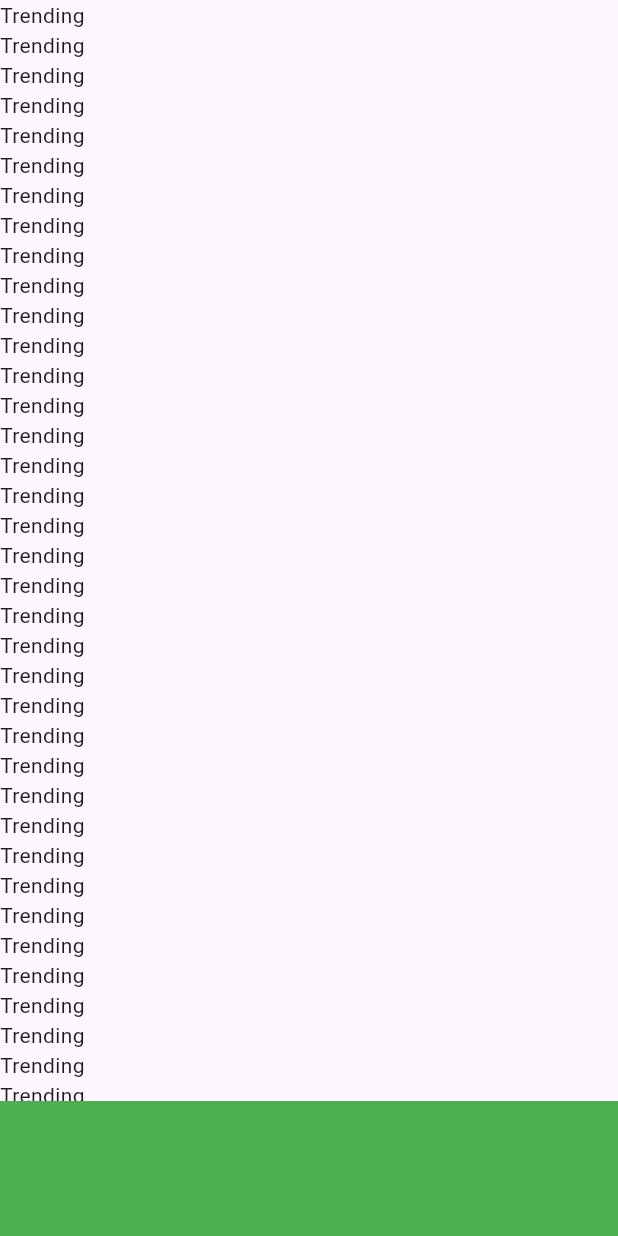
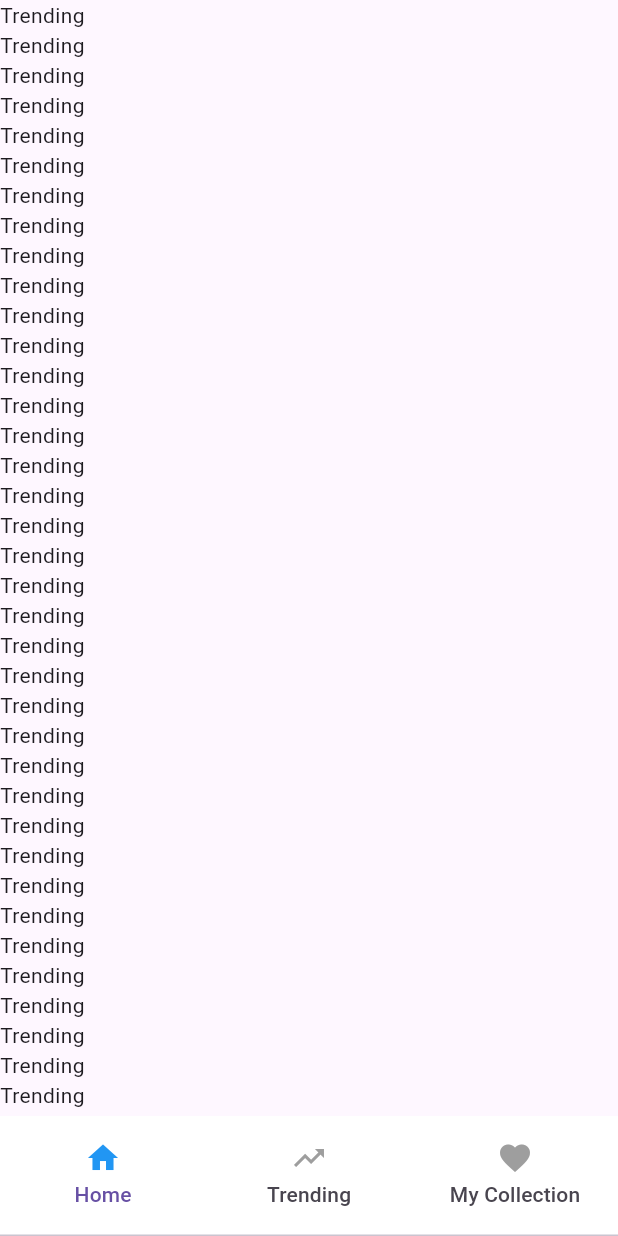
Before and after one commit to Hnonstoph00/flutter1, a Flutter app: the screen it shows after launch, on a phone screen of 412 x 824 dp. Run offline on Flutter 3.47's test engine with Material 3 defaults, Android fonts, the phone set to English and light mode, and no system bars.

Commit message:
huyha/setting

```diff
--- a/lib/Screen/Home/home_view.dart
+++ b/lib/Screen/Home/home_view.dart
@@ -1,14 +1,13 @@
 import 'package:flutter/material.dart';
 import 'package:flutter_application_1/Model/TrendingModel/trending_model.dart';
 import 'package:flutter_application_1/Screen/Home/Item/home_item.dart';
-import 'package:flutter_application_1/Screen/MyCollection/my_collection_view.dart';
 import 'package:flutter_application_1/Screen/Setting/setting_view.dart';
 import 'package:flutter_application_1/Service/WebService.dart';
 
 class HomeView extends StatefulWidget {
   final TrendingServiceImpl trendingService;
 
-  const HomeView({Key? key, required this.trendingService}) : super(key: key);
+  const HomeView({super.key, required this.trendingService});
 
   @override
   _HomeViewState createState() => _HomeViewState();
--- a/lib/main.dart
+++ b/lib/main.dart
@@ -46,19 +46,8 @@ class _MainViewState extends State<MainView>
   @override
   Widget build(BuildContext context) {
     return Material(
-      child: Stack(
-        children: [
-          MainController(tabController: _tabController),
-          const Positioned(
-            bottom: 0,
-            left: 0,
-            right: 0,
-            height: 90,
-            child: BannerView(),
-          )
-        ],
-      ),
-    );
+      child:   MainController(tabController: _tabController),
+      );
   }
 }
 
@@ -87,7 +76,7 @@ class MainController extends StatelessWidget {
             controller: tabController,
             children: [
               HomeView(trendingService: TrendingServiceImpl()),
-              const TrendingView(),
+              TrendingView(),
               const MyCollectionView(),
             ],
           ),
```
Also changed, not shown: lib/Screen/Trending/Item/trending_item.dart (+3 -6 lines), lib/Screen/Trending/trending_view.dart (+79 -16 lines).
